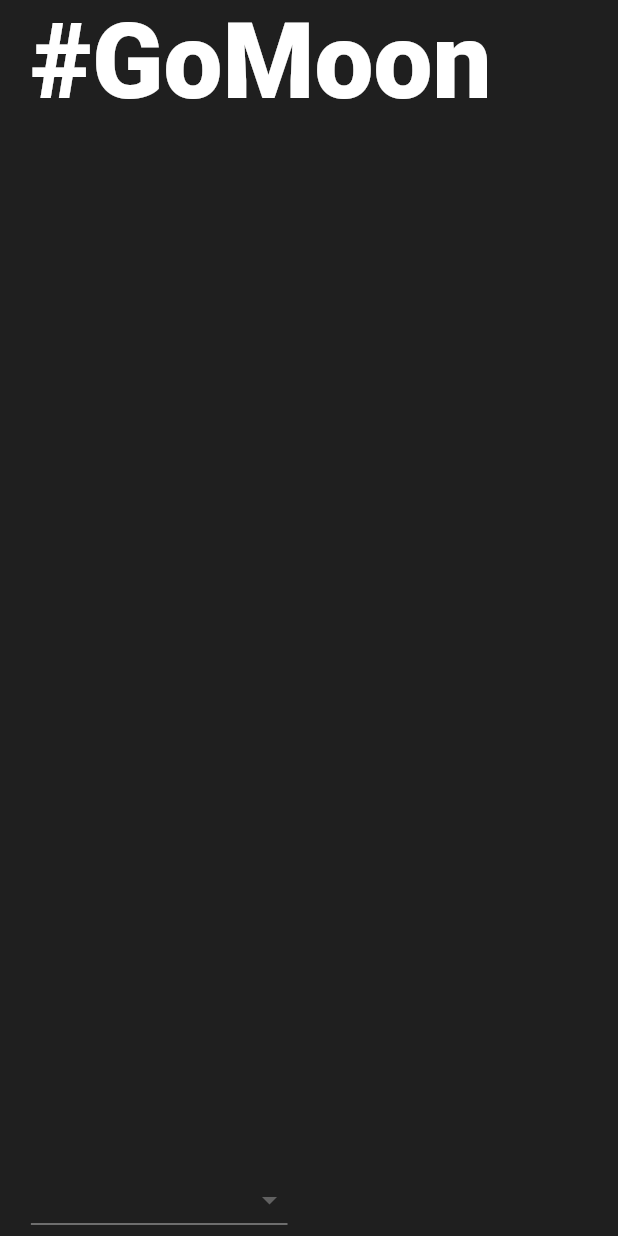
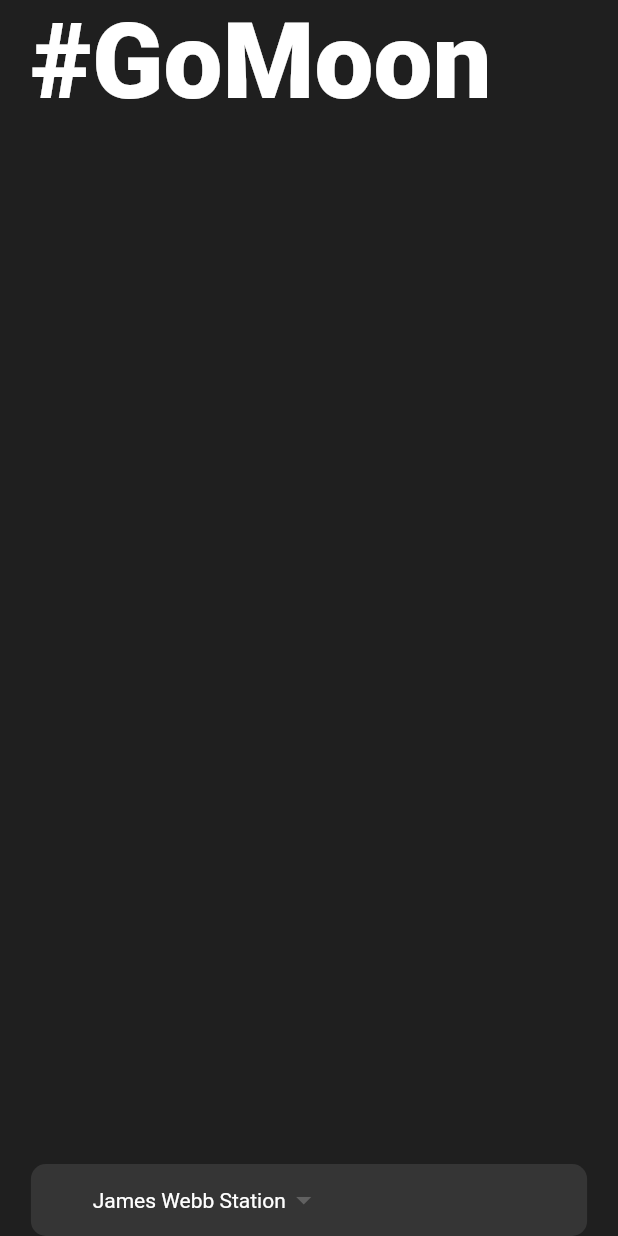
Before and after one commit to sakurakotubaki/FlutterWidget, a Flutter app: the screen it shows after launch, on a phone screen of 412 x 824 dp. Run offline on Flutter 3.47's test engine with Material 2 defaults, Android fonts, the phone set to English and light mode, and no system bars.

Commit message:
dropdown OK

```diff
--- a/lib/pages/home_page.dart
+++ b/lib/pages/home_page.dart
@@ -18,7 +18,8 @@ class HomePage extends StatelessWidget {
           width: _deviceWidth,
           // 水平方向のパディングを設定
           padding: EdgeInsets.symmetric(horizontal: _deviceWidth * 0.05),
-          child: Column( // UIの関数を縦に並べる
+          child: Column(
+            // UIの関数を縦に並べる
             mainAxisAlignment: MainAxisAlignment.spaceBetween,
             mainAxisSize: MainAxisSize.max,
             crossAxisAlignment: CrossAxisAlignment.start, // widgetを左寄せにする
@@ -58,19 +59,27 @@ class HomePage extends StatelessWidget {
 
   // ドロップダウンを表示する関数
   Widget _destionationDropDownWidget() {
-    List<DropdownMenuItem<String>> _items = [
+    List<String> _items = [
       'James Webb Station',
       'Preneure Station',
-    ].map((e) {
-      return DropdownMenuItem(
-        child: Text(e),
-        value: e,
-      );
-    }).toList();
+    ];
     return Container(
+      padding: EdgeInsets.symmetric(horizontal: _deviceHeght * 0.05),
+      width: _deviceWidth,
+      decoration: BoxDecoration(color: const Color.fromRGBO(53, 53, 53, 1.0),
+      borderRadius: BorderRadius.circular(10)),
       child: DropdownButton(
+        value: _items.first,
         onChanged: (_) {},
-        items: _items,
+        items: _items.map((e) {
+          return DropdownMenuItem(
+            child: Text(e),
+            value: e,
+          );
+        }).toList(),
+        underline: Container(),
+        dropdownColor: const Color.fromRGBO(53, 53, 53, 1.0),
+        style: const TextStyle(color: Colors.white),
       ),
     );
   }
```
